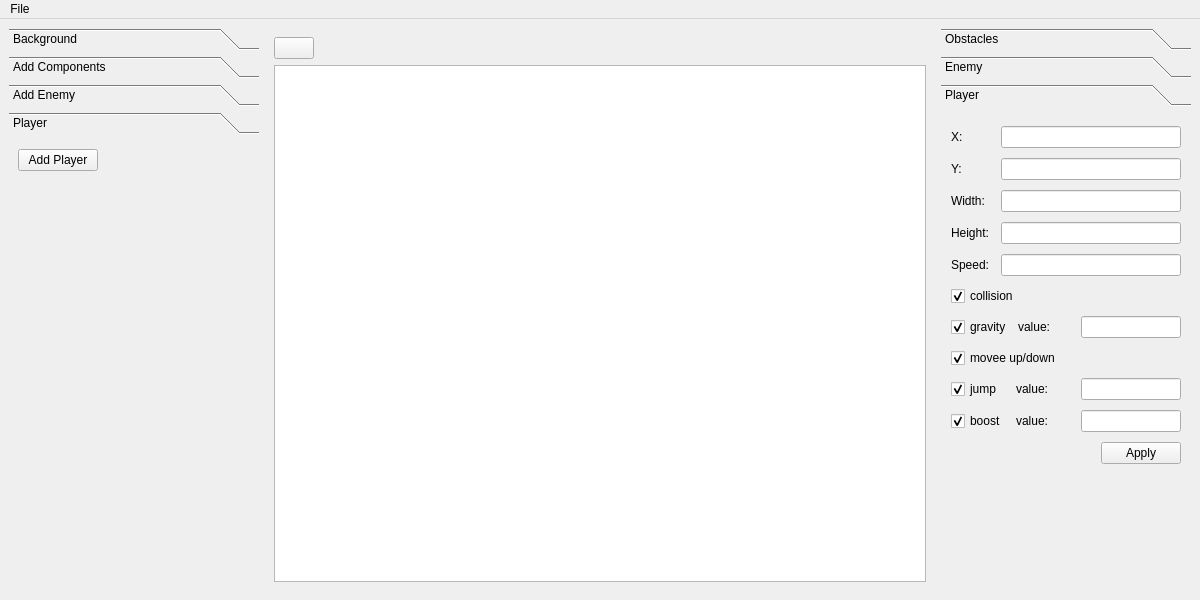
The window that src/RS_game_engine/mainwindow.ui (MATF-RS20/RS017-qtgameengine) describes before a commit, drawn with Qt 5.
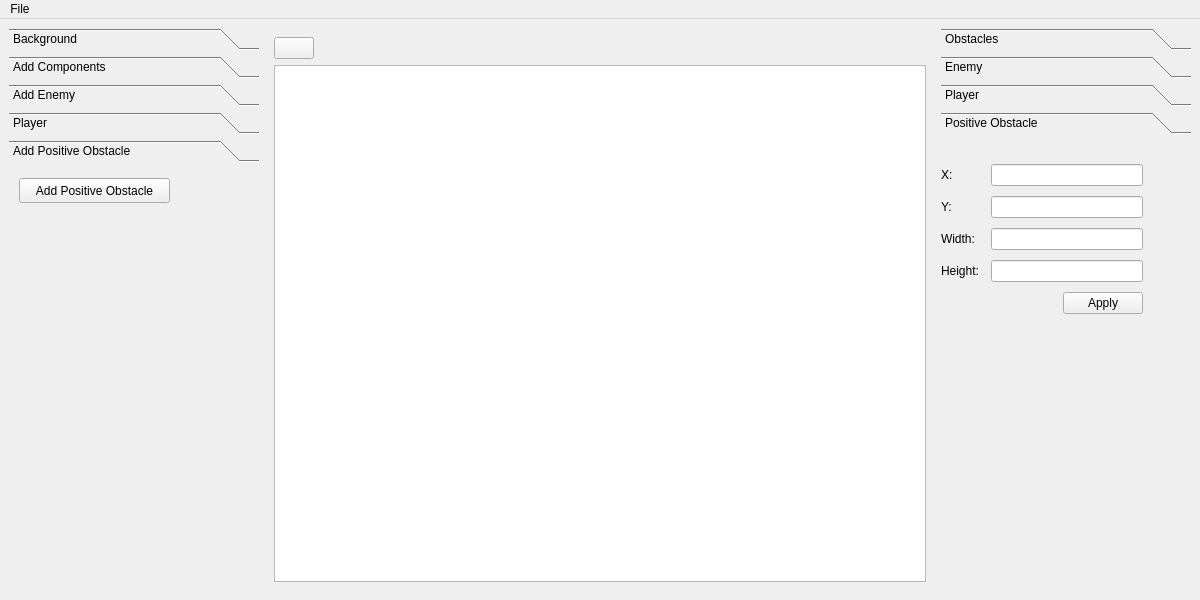
The same window after the commit. Icons and pictures are not drawn.

Commit message: Added PositiveObstacle class, object dissapears when you pass through it, it will serve for collecting points

```diff
--- a/src/RS_game_engine/mainwindow.ui
+++ b/src/RS_game_engine/mainwindow.ui
@@ -45,7 +45,7 @@
        </size>
       </property>
       <property name="currentIndex">
-       <number>3</number>
+       <number>4</number>
       </property>
       <widget class="QWidget" name="page">
        <property name="geometry">
@@ -119,7 +119,7 @@
          <x>0</x>
          <y>0</y>
          <width>250</width>
-         <height>436</height>
+         <height>405</height>
         </rect>
        </property>
        <attribute name="label">
@@ -135,6 +135,24 @@
         </item>
        </layout>
       </widget>
+      <widget class="QWidget" name="page_9">
+       <attribute name="label">
+        <string>Add Positive Obstacle</string>
+       </attribute>
+       <widget class="QPushButton" name="pbAddPO">
+        <property name="geometry">
+         <rect>
+          <x>10</x>
+          <y>10</y>
+          <width>151</width>
+          <height>25</height>
+         </rect>
+        </property>
+        <property name="text">
+         <string>Add Positive Obstacle</string>
+        </property>
+       </widget>
+      </widget>
      </widget>
     </item>
     <item>
@@ -213,7 +231,7 @@
        </size>
       </property>
       <property name="currentIndex">
-       <number>2</number>
+       <number>3</number>
       </property>
       <widget class="QWidget" name="page_4">
        <property name="geometry">
@@ -505,13 +523,13 @@
          <x>0</x>
          <y>0</y>
          <width>250</width>
-         <height>467</height>
+         <height>436</height>
         </rect>
        </property>
        <attribute name="label">
         <string>Player</string>
        </attribute>
-       <widget class="QWidget" name="">
+       <widget class="QWidget" name="layoutWidget">
         <property name="geometry">
          <rect>
           <x>10</x>
@@ -761,6 +779,127 @@
         </layout>
        </widget>
       </widget>
+      <widget class="QWidget" name="page_8">
+       <attribute name="label">
+        <string>Positive Obstacle</string>
+       </attribute>
+       <widget class="QWidget" name="">
+        <property name="geometry">
+         <rect>
+          <x>0</x>
+          <y>20</y>
+          <width>202</width>
+          <height>161</height>
+         </rect>
+        </property>
+        <layout class="QVBoxLayout" name="verticalLayout_5">
+         <item>
+          <layout class="QHBoxLayout" name="horizontalLayout_22">
+           <item>
+            <widget class="QLabel" name="label_18">
+             <property name="minimumSize">
+              <size>
+               <width>44</width>
+               <height>0</height>
+              </size>
+             </property>
+             <property name="text">
+              <string>X:</string>
+             </property>
+            </widget>
+           </item>
+           <item>
+            <widget class="QLineEdit" name="lePOX"/>
+           </item>
+          </layout>
+         </item>
+         <item>
+          <layout class="QHBoxLayout" name="horizontalLayout_23">
+           <item>
+            <widget class="QLabel" name="label_19">
+             <property name="minimumSize">
+              <size>
+               <width>44</width>
+               <height>0</height>
+              </size>
+             </property>
+             <property name="text">
+              <string>Y:</string>
+             </property>
+            </widget>
+           </item>
+           <item>
+            <widget class="QLineEdit" name="lePOY"/>
+           </item>
+          </layout>
+         </item>
+         <item>
+          <layout class="QHBoxLayout" name="horizontalLayout_25">
+           <item>
+            <widget class="QLabel" name="label_21">
+             <property name="minimumSize">
+              <size>
+               <width>44</width>
+               <height>0</height>
+              </size>
+             </property>
+             <property name="text">
+              <string>Width:</string>
+             </property>
+            </widget>
+           </item>
+           <item>
+            <widget class="QLineEdit" name="lePOWidth"/>
+           </item>
+          </layout>
+         </item>
+         <item>
+          <layout class="QHBoxLayout" name="horizontalLayout_24">
+           <item>
+            <widget class="QLabel" name="label_20">
+             <property name="minimumSize">
+              <size>
+               <width>44</width>
+               <height>0</height>
+              </size>
+             </property>
+             <property name="text">
+              <string>Height:</string>
+             </property>
+            </widget>
+           </item>
+           <item>
+            <widget class="QLineEdit" name="lePOHeight"/>
+           </item>
+          </layout>
+         </item>
+         <item>
+          <layout class="QHBoxLayout" name="horizontalLayout_26">
+           <item>
+            <spacer name="horizontalSpacer_5">
+             <property name="orientation">
+              <enum>Qt::Horizontal</enum>
+             </property>
+             <property name="sizeHint" stdset="0">
+              <size>
+               <width>40</width>
+               <height>20</height>
+              </size>
+             </property>
+            </spacer>
+           </item>
+           <item>
+            <widget class="QPushButton" name="pbPOApply">
+             <property name="text">
+              <string>Apply</string>
+             </property>
+            </widget>
+           </item>
+          </layout>
+         </item>
+        </layout>
+       </widget>
+      </widget>
      </widget>
     </item>
    </layout>
```
Left out of the diff: 37 changed lines with no effect on the pictures. Lines whose indentation alone changed are shown as unchanged. The commit also changes 10 other files.
